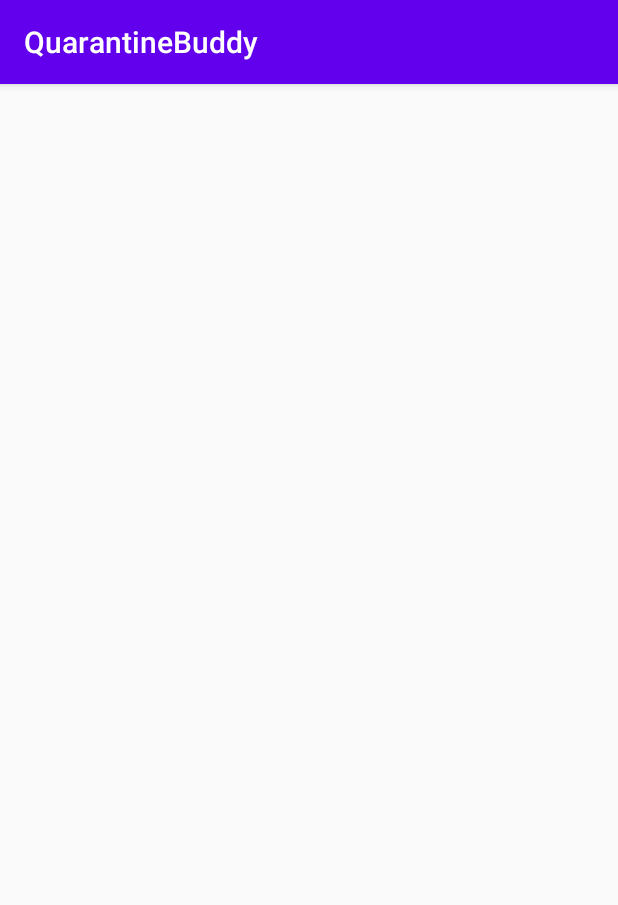
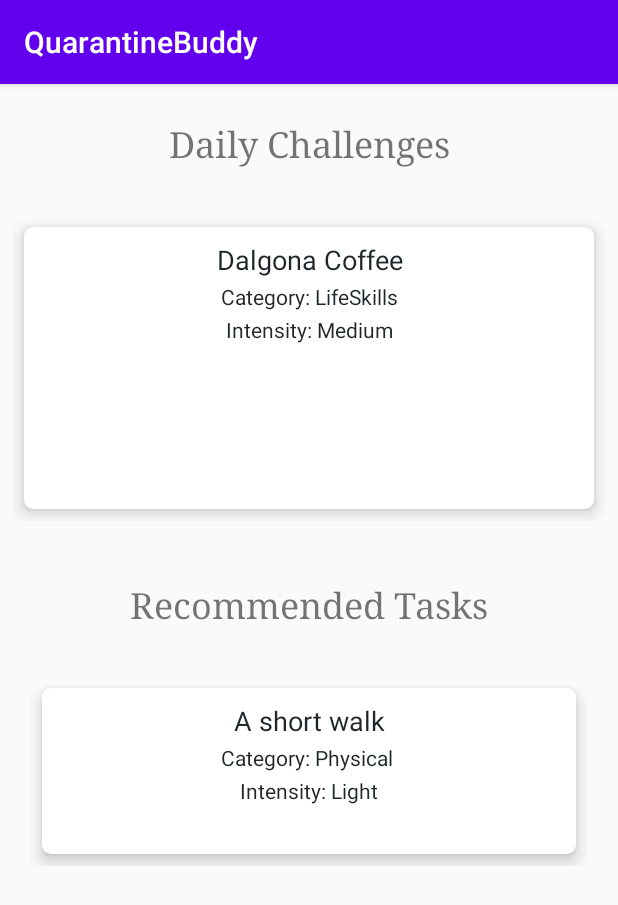
Before and after one commit to Thangamgm2000/QuarantineBuddyFrontend, an Android app: the LauncherActivity screen opened directly, with no data from a screen before it, on a phone screen of 412 x 824 dp. Shown: the top 905 px of the screen. Run offline under Robolectric (Android 15) with nearby library versions, the phone set to English and light mode, and no system bars; network calls fail.

Commit message:
Added launcherActivity

```diff
--- a/app/build.gradle
+++ b/app/build.gradle
@@ -34,5 +34,7 @@ dependencies {
     implementation 'com.android.volley:volley:1.1.1'
     implementation 'com.squareup.picasso:picasso:2.71828'
     implementation 'de.hdodenhof:circleimageview:2.2.0'
+    implementation 'com.android.support:recyclerview-v7:28.0.0'
+    implementation 'com.android.support:cardview-v7:28.0.0'
 
 }
--- /dev/null
+++ b/app/src/main/java/com/example/leaderboardapp/ChallengeTask.java
@@ -0,0 +1,13 @@
+package com.example.leaderboardapp;
+
+public class ChallengeTask {
+    String taskName,taskDescription,taskCategory,taskIntensity;
+    public ChallengeTask(String taskName,String taskDescription, String taskCategory,String taskIntensity)
+    {
+        this.taskName=taskName;
+        this.taskDescription=taskDescription;
+        this.taskCategory=taskCategory;
+        this.taskIntensity = taskIntensity;
+    }
+
+}
--- a/app/src/main/java/com/example/leaderboardapp/LauncherActivity.java
+++ b/app/src/main/java/com/example/leaderboardapp/LauncherActivity.java
@@ -1,14 +1,38 @@
 package com.example.leaderboardapp;
 
 import androidx.appcompat.app.AppCompatActivity;
+import androidx.recyclerview.widget.LinearLayoutManager;
+import androidx.recyclerview.widget.RecyclerView;
 
 import android.os.Bundle;
 
+import java.util.ArrayList;
+
 public class LauncherActivity extends AppCompatActivity {
-
     @Override
     protected void onCreate(Bundle savedInstanceState) {
         super.onCreate(savedInstanceState);
         setContentView(R.layout.activity_launcher);
+        RecyclerView dailyRecyclerView = (RecyclerView) findViewById(R.id.dailytasks);
+        dailyRecyclerView.setHasFixedSize(true);
+        LinearLayoutManager mLayoutManager = new LinearLayoutManager(getApplicationContext());
+        dailyRecyclerView.setLayoutManager(mLayoutManager);
+        ArrayList<ChallengeTask> dailyTasks = new ArrayList<ChallengeTask>();
+        dailyTasks.add(new ChallengeTask("Dalgona Coffee","Add later",
+                "LifeSkills","Medium"));
+        dailyTasks.add(new ChallengeTask("A short walk","Add later",
+                "Physical ","Light"));
+        TaskCardsAdapter dailyAdapter = new TaskCardsAdapter(dailyTasks);
+        dailyRecyclerView.setAdapter(dailyAdapter);
+        RecyclerView recoRecyclerView = (RecyclerView) findViewById(R.id.recommended);
+        dailyRecyclerView.setHasFixedSize(true);
+        LinearLayoutManager recoLayoutManager = new LinearLayoutManager(getApplicationContext());
+        recoRecyclerView.setLayoutManager(recoLayoutManager);
+        ArrayList<ChallengeTask> recoTasks = new ArrayList<ChallengeTask>();
+        recoTasks.add(new ChallengeTask("A short walk","Add later",
+                "Physical ","Light"));
+        TaskCardsAdapter recoAdapter = new TaskCardsAdapter(recoTasks);
+        recoRecyclerView.setAdapter(recoAdapter);
+
     }
 }
--- a/app/src/main/java/com/example/leaderboardapp/LeaderboardActivity.java
+++ b/app/src/main/java/com/example/leaderboardapp/LeaderboardActivity.java
@@ -43,7 +43,7 @@ public class LeaderboardActivity extends AppCompatActivity {
 
     private void retrieveJSON() {
 
-        showSimpleProgressDialog(this, "Loading...","Fetching Json",false);
+        showSimpleProgressDialog(this, "Loading...","Fetching the contents",false);
 
         StringRequest stringRequest = new StringRequest(Request.Method.GET, URLstring,
                 new Response.Listener<String>() {
--- a/app/src/main/java/com/example/leaderboardapp/Navigation.java
+++ b/app/src/main/java/com/example/leaderboardapp/Navigation.java
@@ -80,4 +80,9 @@ public class Navigation extends AppCompatActivity {
             Toast.makeText(getApplicationContext(),"No scheduled tasks",Toast.LENGTH_SHORT).show();
         }
     }
+
+    public void openLauncher(View view) {
+        Intent i = new Intent(this,LauncherActivity.class);
+        startActivity(i);
+    }
 }
--- /dev/null
+++ b/app/src/main/java/com/example/leaderboardapp/TaskCardsAdapter.java
@@ -0,0 +1,56 @@
+package com.example.leaderboardapp;
+
+import android.content.Context;
+import android.view.LayoutInflater;
+import android.view.View;
+import android.view.ViewGroup;
+import android.widget.TextView;
+
+import androidx.annotation.NonNull;
+import androidx.recyclerview.widget.RecyclerView;
+
+import java.util.ArrayList;
+
+public class TaskCardsAdapter extends RecyclerView.Adapter<TaskCardsAdapter.ViewHolder> {
+    ArrayList<ChallengeTask> taskList;
+    Context  context;
+    public TaskCardsAdapter(ArrayList<ChallengeTask> taskList )
+    {
+        this.taskList = taskList;
+    }
+    @NonNull
+    @Override
+    public ViewHolder onCreateViewHolder(@NonNull ViewGroup parent, int viewType) {
+        View itemLayoutView = LayoutInflater.from(parent.getContext()).inflate(
+                R.layout.task_cardview, parent,false);
+        context = parent.getContext();
+
+        ViewHolder viewHolder = new ViewHolder(itemLayoutView);
+        return viewHolder;
+    }
+
+    @Override
+    public void onBindViewHolder(@NonNull ViewHolder holder, int position) {
+        ChallengeTask currentTask = taskList.get(position);
+        holder.nameText.setText(currentTask.taskName);
+        holder.catText.setText("Category: "+currentTask.taskCategory);
+        holder.intenText.setText("Intensity: "+currentTask.taskIntensity);
+    }
+
+    @Override
+    public int getItemCount() {
+        return taskList.size();
+    }
+
+    public static class ViewHolder extends RecyclerView.ViewHolder {
+
+        public TextView nameText,catText,intenText;
+
+        public ViewHolder(View itemLayoutView) {
+            super(itemLayoutView);
+            nameText = (TextView) itemLayoutView.findViewById(R.id.taskName);
+            catText = (TextView) itemLayoutView.findViewById(R.id.taskCategory);
+            intenText = (TextView) itemLayoutView.findViewById(R.id.taskIntensity);
+        }
+    }
+}
--- a/app/src/main/res/layout/activity_launcher.xml
+++ b/app/src/main/res/layout/activity_launcher.xml
@@ -5,5 +5,74 @@
     android:layout_width="match_parent"
     android:layout_height="match_parent"
     tools:context=".LauncherActivity">
+    <TextView
+        android:id="@+id/textView3"
+        android:layout_width="wrap_content"
+        android:layout_height="wrap_content"
+        android:layout_gravity="center"
+        android:layout_margin="24dp"
+        android:layout_marginTop="24dp"
+        android:fontFamily="serif"
+        android:text="Daily Challenges"
+        android:textSize="24dp"
+        app:layout_constraintEnd_toEndOf="parent"
+        app:layout_constraintStart_toStartOf="parent"
+        app:layout_constraintTop_toTopOf="parent" />
+
+    <androidx.recyclerview.widget.RecyclerView
+        android:id="@+id/dailytasks"
+        android:layout_width="match_parent"
+        android:layout_height="0dp"
+        android:layout_marginStart="8dp"
+        android:layout_marginLeft="8dp"
+        android:layout_marginTop="32dp"
+        android:layout_marginEnd="8dp"
+        android:layout_marginRight="8dp"
+        android:layout_marginBottom="16dp"
+        app:layout_constraintBottom_toTopOf="@+id/guideline"
+        app:layout_constraintEnd_toEndOf="parent"
+        app:layout_constraintStart_toStartOf="parent"
+        app:layout_constraintTop_toBottomOf="@+id/textView3" />
+    <androidx.constraintlayout.widget.Guideline
+        android:id="@+id/guideline"
+        android:layout_width="wrap_content"
+        android:layout_height="wrap_content"
+        android:orientation="horizontal"
+        app:layout_constraintGuide_percent="0.4"/>
+    <TextView
+        android:id="@+id/textView"
+        android:layout_width="wrap_content"
+        android:layout_height="wrap_content"
+        android:layout_gravity="center"
+        android:layout_margin="24dp"
+        android:layout_marginTop="32dp"
+        android:fontFamily="serif"
+        android:text="Recommended Tasks"
+        android:textSize="24dp"
+        app:layout_constraintEnd_toEndOf="parent"
+        app:layout_constraintStart_toStartOf="parent"
+        app:layout_constraintTop_toTopOf="@+id/guideline" />
+
+    <androidx.recyclerview.widget.RecyclerView
+        android:id="@+id/recommended"
+        android:layout_width="match_parent"
+        android:layout_height="0dp"
+        android:layout_marginStart="20dp"
+        android:layout_marginLeft="20dp"
+        android:layout_marginTop="32dp"
+        android:layout_marginEnd="20dp"
+        android:layout_marginRight="20dp"
+        android:layout_marginBottom="16dp"
+        app:layout_constraintBottom_toTopOf="@+id/guideline2"
+        app:layout_constraintEnd_toEndOf="parent"
+        app:layout_constraintStart_toStartOf="parent"
+        app:layout_constraintTop_toBottomOf="@+id/textView" />
+    <androidx.constraintlayout.widget.Guideline
+        android:id="@+id/guideline2"
+        android:layout_width="wrap_content"
+        android:layout_height="wrap_content"
+        android:orientation="horizontal"
+        app:layout_constraintGuide_percent="0.7"/>
+
 
 </androidx.constraintlayout.widget.ConstraintLayout>
--- a/app/src/main/res/layout/activity_navigation.xml
+++ b/app/src/main/res/layout/activity_navigation.xml
@@ -35,4 +35,9 @@
         android:layout_height="wrap_content"
         android:text="Send Notifications"
         android:onClick="sendnotifications"/>
+    <Button
+        android:layout_width="wrap_content"
+        android:layout_height="wrap_content"
+        android:text="Launcher Activity"
+        android:onClick="openLauncher"/>
 </LinearLayout>
--- /dev/null
+++ b/app/src/main/res/layout/task_cardview.xml
@@ -0,0 +1,41 @@
+<?xml version="1.0" encoding="utf-8"?>
+<androidx.cardview.widget.CardView xmlns:android="http://schemas.android.com/apk/res/android"
+    xmlns:app="http://schemas.android.com/apk/res-auto"
+    android:layout_width="match_parent"
+    android:layout_height="match_parent"
+    android:layout_margin="8dp"
+    app:cardCornerRadius="6dp"
+    app:cardElevation="6dp">
+    <LinearLayout
+        android:layout_width="match_parent"
+        android:layout_height="wrap_content"
+        android:padding="8dp"
+        android:orientation="vertical">
+        <TextView
+        android:id="@+id/taskName"
+        android:layout_width="match_parent"
+        android:layout_height="wrap_content"
+        android:padding="1dp"
+        android:textAlignment="center"
+        android:text="Dalgona Cofee Challenge"
+        android:textColor="@color/detailsTextColor"
+        android:textSize="18sp" />
+        <TextView
+        android:id="@+id/taskCategory"
+        android:layout_width="match_parent"
+        android:layout_height="wrap_content"
+        android:textAlignment="center"
+        android:padding="1dp"
+        android:text="Category: Lifeskills"
+        android:textColor="@color/detailsTextColor" />
+        <TextView
+        android:id="@+id/taskIntensity"
+        android:layout_width="match_parent"
+        android:layout_height="wrap_content"
+        android:textAlignment="center"
+        android:padding="1dp"
+        android:text="Intensity: High"
+        android:textColor="@color/detailsTextColor" />
+        </LinearLayout>
+
+</androidx.cardview.widget.CardView>
```
